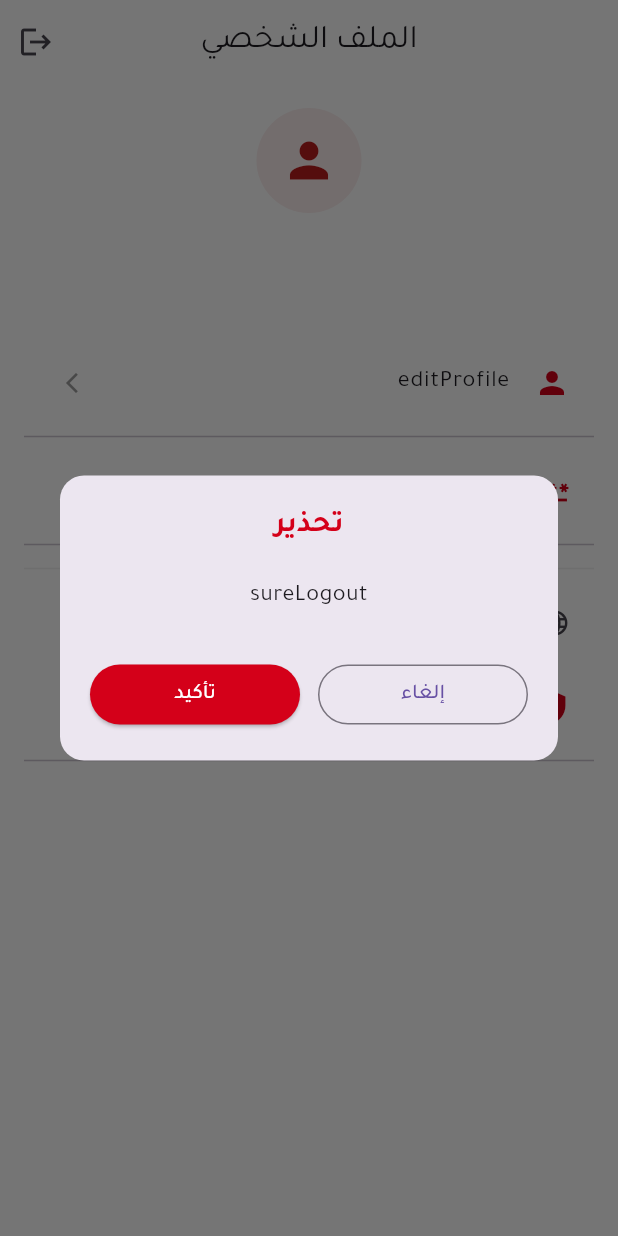
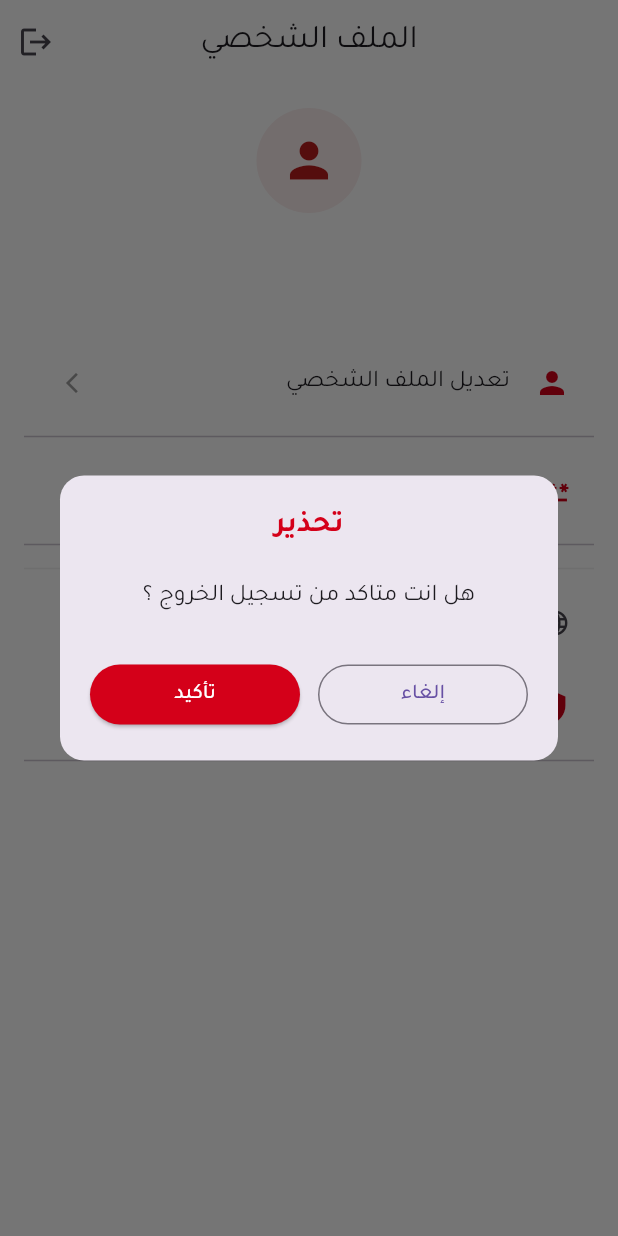
Before and after one commit to Osama-JS/app_safedest_customer, a Flutter app: the ProfileScreenPage screen opened directly, after a tap on the "logout" icon, on a phone screen of 412 x 824 dp. Run offline on Flutter 3.47's test engine with Material 3 defaults, Android fonts, the phone set to English and light mode, and no system bars; our stand-ins replace cached_network_image, file_picker, firebase_core, firebase_messaging, flutter_dotenv, flutter_spinkit and 7 more; missing offline and left inert: gif_view, mapbox_maps_flutter; accounts and stored records are empty; network calls fail.

Commit message:
osama ali

```diff
--- a/lib/Languages/Messages.dart
+++ b/lib/Languages/Messages.dart
@@ -6,7 +6,41 @@ class Messages extends Translations {
     //english
     'en': {
       "rs": "\u{e900}",
-      "emtyaz": "Emtyaz",
+      "home": "Home",
+      "task": "Task",
+      "wallet": "Wallet",
+      "pickup_location": "Pickup location",
+      "delivery_location": "Delivery location",
+      "driver_info": "Driver info",
+      "vehicle": "Vehicle",
+      "created_at": "Created at",
+      "search": "Search",
+      "all_tasks": "All Tasks",
+      "sort_by_date": "Sort By Date",
+      "sort_by_amount": "Sort By Amount",
+      "sort_by_sequence": "Sort By Sequence",
+      "update_successful": "Update Successful",
+      "update_failed": "Update Failed",
+      "updating": "Updating",
+      "no_tasks": "No Tasks",
+      "confirm_logout": "Are You Sure You Want To Logout ?",
+      "check_internet": "Check Internet Connection",
+      "something_wrong": "Something Went Wrong",
+      "edit_profile": "Edit Profile",
+      "change_password": "Change Password",
+      "display_language": "Display Language",
+      "privacy_policy": "Privacy Policy",
+      "location_not_set": "Location Not Set Yet",
+      "default_location": "Default Location",
+      "set_pickup_from_map": "Set Pickup Location From Map",
+      "set_delivery_from_map": "Set Delivery Location From Map",
+      "set_location_first": "Set Location First",
+      "confirm_location": "Confirm Location",
+      "update_profile": "Update Profile",
+      "personal_information": "Personal Information",
+      "name": "Name",
+
+
       "welcome_message": "Welcome",
       "welcome_back_message": "Welcome back, log in to your account or ",
       "welcome_back_create": "create a new one",
@@ -30,6 +64,7 @@ class Messages extends Translations {
       "reset_password": "Reset Password",
       "create_new_password": "Create a new password",
       "new_password": "New Password",
+      "old_password": "Old Password",
       "re_enter_password": "Re-enter Password",
       "update": "Update",
       "i_agree_to": "I agree to the",
@@ -306,7 +341,7 @@ class Messages extends Translations {
       "task_statistics": "Task Statistics",
       "running": "Running",
       "in_progress": "In Progress",
-      "app_name": "SafeDest Customer",
+      "app_name": "SafeDest - Customer",
       "app_slogan": "Your trusted delivery partner",
       "version": "Version",
       "retry": "Retry",
@@ -348,7 +383,42 @@ class Messages extends Translations {
 */
     'ar': {
       "rs": "\u{e900}",
-      "emtyaz": "امتياز",
+      "home": "الرئيسية",
+      "task": "مهمة",
+      "wallet": "محفظة",
+      "pickup_location": "موقع الاستلام",
+      "delivery_location": "موقع-التسليم",
+      "driver_info": "بيانات السائق",
+      "vehicle": "المركبة",
+      "created_at": "أنشئت في",
+      "search": "بحث",
+      "all_tasks": "جميع المهام",
+      "sort_by_date": "ترتيب حسب التاريخ",
+      "sort_by_amount": "ترتيب حسب المبلغ",
+      "sort_by_sequence": "ترتيب حسب التسلسل",
+      "update_successful": "تم التحديث بنجاح",
+      "update_failed": "فشل التحديث",
+      "updating": "جاري التحديث",
+      "no_tasks": "لا توجد مهام",
+      "confirm_logout": "هل انت متاكد من تسجيل الخروج ؟",
+      "check_internet": "تحقق من الاتصال بالإنترنت",
+      "something_wrong": "حدث خطأ ما",
+      "edit_profile": "تعديل الملف الشخصي",
+      "change_password": "تغيير كلمة المرور",
+      "display_language": "لغة العرض",
+      "privacy_policy": "سياسة الخصوصية",
+      "location_not_set": "لم يتم تحديد الموقع بعد",
+      "default_location": "الموقع المحدد مسبقًا",
+      "set_pickup_from_map": "تحديد موقع الاستلام من الخريطة",
+      "set_delivery_from_map": "تحديد موقع التسليم من الخريطة",
+      "set_location_first": "قم بتحديد الموقع اولا",
+      "confirm_location": "تأكيد الموقع",
+      "update_profile": "تحديث الملف الشخصي",
+      "personal_information": "المعلومات الشخصية",
+      "name": "الاسم",
+
+
+
       "welcome_message": "اهلا وسهلا",
       "welcome_back_message":
           "مرحبا بك معنا مجددا، قم بتسجيل الدخول إلى حسابك أو قم ",
@@ -373,6 +443,7 @@ class Messages extends Translations {
       "reset_password": "إعادة ضبط كلمة المرور",
       "create_new_password": "قم بإنشاء كلمة مرور جديدة",
       "new_password": "كلمة المرور الجديدة",
+      "old_password": "كلمة المرور القديمة",
       "re_enter_password": "إعادة كلمة المرور",
       "update": "تحديث",
       "i_agree_to": "أوافق على",
@@ -645,7 +716,7 @@ class Messages extends Translations {
       "task_statistics": "إحصائيات المهام",
       "running": "جارية",
       "in_progress": "قيد التنفيذ",
-      "app_name": "سيف ديست العملاء",
+      "app_name": "وجهات امنة - العملاء",
       "app_slogan": "شريكك الموثوق في التوصيل",
       "version": "الإصدار",
       "retry": "إعادة المحاولة",
--- a/lib/Views/ProfileViews/ChangePassword.dart
+++ b/lib/Views/ProfileViews/ChangePassword.dart
@@ -1,12 +1,9 @@
-import '../../Dashboard.dart';
 import '../../Globals/MyColors.dart';
-import '../../Globals/style.dart';
 import '../../Helpers/Users.dart';
 import '../../shared_prff.dart';
 import 'package:flutter/material.dart';
 import 'package:flutter/services.dart';
 import '../../Globals/global_methods.dart' as gm;
-import '../../Globals/global.dart' as globals;
 import 'package:get/get.dart';
 
 
--- a/lib/Views/ProfileViews/ProfileScreen.dart
+++ b/lib/Views/ProfileViews/ProfileScreen.dart
@@ -57,7 +57,7 @@ class _ProfileScreenPageState extends State<ProfileScreenPage>
                 const SizedBox(height: 20),
 
                 Text(
-                  'sureLogout'.tr,
+                  'confirm_logout'.tr,
                   style: TextStyle(fontSize: 16),
                   textAlign: TextAlign.center,
                 ),
@@ -102,7 +102,7 @@ class _ProfileScreenPageState extends State<ProfileScreenPage>
 
   logout() async {
     if (!await global_methods.isInternetAvailable()) {
-      global_methods.errorView(context, 'checkInternetConnection'.tr);
+      global_methods.errorView(context, 'check_internet'.tr);
     } else {
       global_methods.showDialogLoading(context: context);
 
@@ -123,7 +123,7 @@ class _ProfileScreenPageState extends State<ProfileScreenPage>
         global_methods.hideLoadingDialog();
 
         // Get.snackbar("error".tr, e.toString());
-        Get.snackbar("error".tr, "somethingWentWrong".tr);
+        Get.snackbar("error".tr, "something_wrong".tr);
         print(e.toString());
       }
     }
@@ -228,10 +228,10 @@ class _ProfileScreenPageState extends State<ProfileScreenPage>
               ),
               const SizedBox(height: 24),
 
-              _buildSettingsItem(Icons.person, 'editProfile'.tr, () {
+              _buildSettingsItem(Icons.person, 'edit_profile'.tr, () {
                 Get.to(EditProfile());
               }),
-              _buildSettingsItem(Icons.password, 'changePassword'.tr, () {
+              _buildSettingsItem(Icons.password, 'change_password'.tr, () {
                 Get.to(ChangePassword());
               }),
 
@@ -322,7 +322,7 @@ class _ProfileScreenPageState extends State<ProfileScreenPage>
               // _buildSettingsItem(Icons.help, 'helpCenter'.tr, () {
               //   Get.to(HelpCenterPage());
               // }),
-              _buildSettingsItem(Icons.shield, 'privacyPolicy'.tr, () async {
+              _buildSettingsItem(Icons.shield, 'privacy_policy'.tr, () async {
                 // final Uri _url = Uri.parse("https://www.nawaam.com/Home/Privacy");
                 // if (!await launchUrl(_url)) {
                 //   throw Exception('Could not launch $_url');
@@ -352,7 +352,7 @@ class _ProfileScreenPageState extends State<ProfileScreenPage>
           fit: BoxFit.cover,
         ),
       ),
-      title: Text(languageCode == "ar" ? "arabic".tr : "English"),
+      title: Text(languageCode == "ar" ? "عربي" : "English"),
       trailing: selectedLanguage.value == languageCode
           ? const Icon(Icons.check, color: Colors.green)
           : null,
--- a/lib/splash.dart
+++ b/lib/splash.dart
@@ -5,19 +5,20 @@ import 'Dashboard.dart';
 import 'Globals/MyColors.dart';
 import 'Helpers/Users.dart';
 import 'Views/Users/Login.dart';
-import 'Views/Widgets/ProgressWithIcon.dart';
 import 'shared_prff.dart';
 import 'Globals/global_methods.dart' as global_methods;
 import 'Globals/global.dart' as globals;
 import 'package:get/get.dart';
 
 class Splash extends StatefulWidget {
+  const Splash({super.key});
+
   @override
   State<StatefulWidget> createState() => SplashState();
 }
 
 class SplashState extends State<Splash> with SingleTickerProviderStateMixin {
-  User_Helper user = new User_Helper();
+  User_Helper user = User_Helper();
   FirebaseMessaging messaging = FirebaseMessaging.instance;
 
   late AnimationController _animationController;
```
Also changed, not shown: lib/Dashboard.dart (+2 -6 lines), lib/Views/Maps/MainMap.dart (+12 -12 lines), lib/Views/Maps/MapPickerSimulationDialog.dart (+6 -6 lines), lib/Views/ProfileViews/EditProfile.dart (+8 -9 lines).
